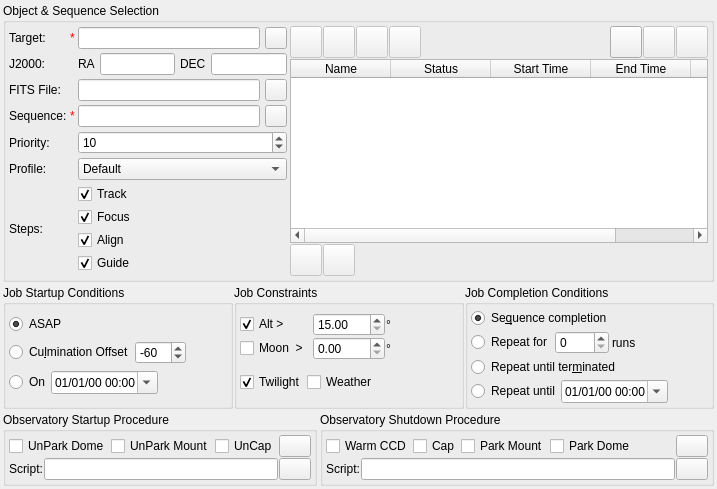
KDE/kstars, file kstars/ekos/scheduler/scheduler.ui: the form before one commit.
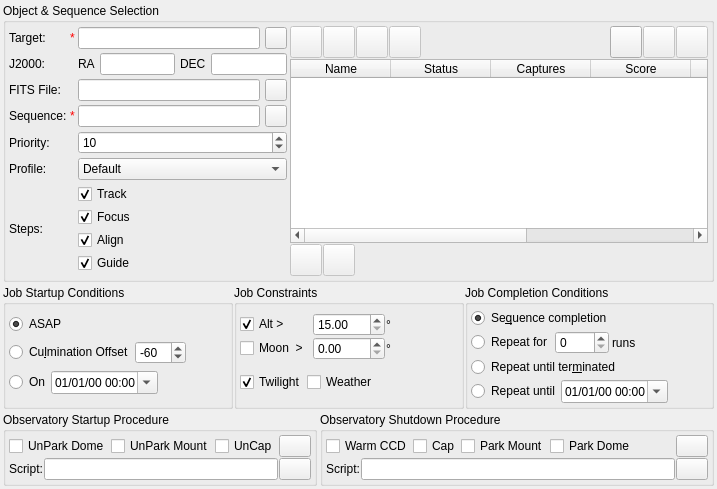
The form after the commit. Custom widgets are drawn as their Qt base class.

Commit message: + Added sequence completion column Added a column to the Scheduler list, with light frame currently captured, and required. These are connected to SchedulerJob attributes. The scheduler fills the current and required capture counts when it estimates the duration of the job, displaying "<current>/<required>" in the new column. Note that several issues make the actual count incorrect in some cases, this will be reworked later on.

```diff
--- a/kstars/ekos/scheduler/scheduler.ui
+++ b/kstars/ekos/scheduler/scheduler.ui
@@ -612,6 +612,16 @@
             </font>
            </property>
           </column>
+          <column>
+           <property name="text">
+            <string>Captures</string>
+           </property>
+          </column>
+          <column>
+           <property name="text">
+            <string>Score</string>
+           </property>
+          </column>
           <column>
            <property name="text">
             <string>Start Time</string>
```
The commit also changes 4 other files.
